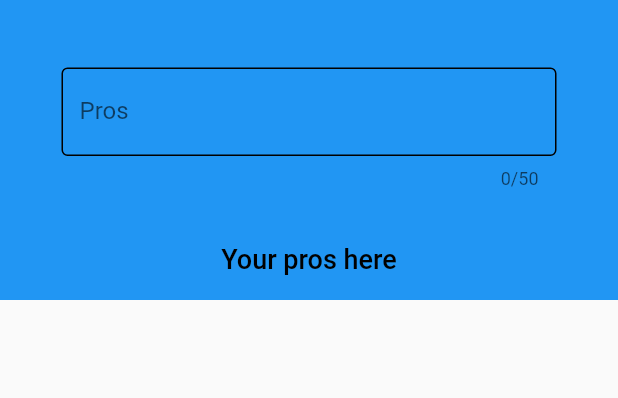
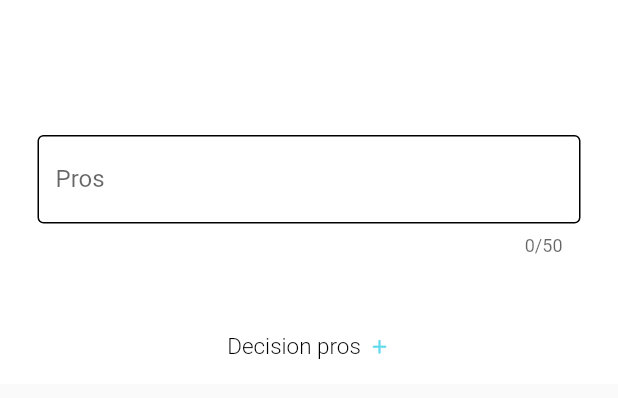
Before and after one commit to kaamosdao/decision_helper, a Flutter app: the ProsPage widget shown alone on an empty page, opened directly, on a phone screen of 412 x 824 dp. Shown: the top 398 px of the screen. Run offline on Flutter 3.47's test engine with Material 2 defaults, Android fonts, the phone set to English and light mode, and no system bars; our stand-ins replace bloc, equatable, flutter_bloc, syncfusion_flutter_charts.

Commit message:
refactor pros sliver

```diff
--- a/lib/UI/pages/pros_page.dart
+++ b/lib/UI/pages/pros_page.dart
@@ -1,6 +1,9 @@
 import 'package:decision_helper/UI/widgets/dismissible_pros.dart';
 import 'package:decision_helper/UI/widgets/forms/add_pros_form.dart';
+import 'package:decision_helper/UI/widgets/sliver_form_appbar.dart';
+import 'package:decision_helper/UI/widgets/sliver_title_appbar.dart';
 import 'package:decision_helper/bloc/decision_bloc.dart';
+import 'package:decision_helper/models/prosandcons_type_model.dart';
 import 'package:flutter/material.dart';
 import 'package:flutter_bloc/flutter_bloc.dart';
 
@@ -16,29 +19,11 @@ class ProsPage extends StatelessWidget {
       },
       child: CustomScrollView(
         slivers: [
-          const SliverAppBar(
-            toolbarHeight: 150,
-            expandedHeight: 200,
-            pinned: true,
-            automaticallyImplyLeading: false,
-            title: Padding(
-              padding: EdgeInsets.all(25),
-              child: AddProsForm(autofocus: false),
-            ),
-            flexibleSpace: FlexibleSpaceBar(
-              stretchModes: <StretchMode>[
-                StretchMode.fadeTitle,
-              ],
-              centerTitle: true,
-              expandedTitleScale: 1.5,
-              title: Text(
-                'Your pros here',
-                style: TextStyle(color: Colors.black, fontSize: 12),
-              ),
-              // background: AddProsForm(autofocus: false),
-            ),
+          const SliverFormAppbar(form: AddProsForm(autofocus: false)),
+          const SliverTitleAppbar(
+            title: 'Decision pros',
+            type: ProsAndConsType.pros,
           ),
-          // const SizedBox(height: 25),
           SliverList(
             delegate: SliverChildListDelegate(
               [
--- /dev/null
+++ b/lib/UI/widgets/sliver_form_appbar.dart
@@ -0,0 +1,28 @@
+import 'package:flutter/material.dart';
+
+class SliverFormAppbar extends StatelessWidget {
+  final Widget form;
+  const SliverFormAppbar({Key? key, required this.form}) : super(key: key);
+
+  @override
+  Widget build(BuildContext context) {
+    return SliverAppBar(
+      expandedHeight: 200,
+      automaticallyImplyLeading: false,
+      backgroundColor: Colors.white,
+      flexibleSpace: FlexibleSpaceBar(
+        stretchModes: const <StretchMode>[
+          StretchMode.fadeTitle,
+        ],
+        centerTitle: true,
+        expandedTitleScale: 1.5,
+        background: Center(
+          child: Padding(
+            padding: const EdgeInsets.only(top: 70, left: 25, right: 25),
+            child: form,
+          ),
+        ),
+      ),
+    );
+  }
+}
--- /dev/null
+++ b/lib/UI/widgets/sliver_title_appbar.dart
@@ -0,0 +1,50 @@
+import 'package:decision_helper/models/prosandcons_type_model.dart';
+import 'package:flutter/material.dart';
+
+class SliverTitleAppbar extends StatelessWidget {
+  final String title;
+  final ProsAndConsType type;
+  const SliverTitleAppbar({
+    Key? key,
+    required this.title,
+    required this.type,
+  }) : super(key: key);
+
+  @override
+  Widget build(BuildContext context) {
+    return SliverAppBar(
+      expandedHeight: 45,
+      pinned: true,
+      automaticallyImplyLeading: false,
+      backgroundColor: Colors.white,
+      flexibleSpace: FlexibleSpaceBar(
+        stretchModes: const <StretchMode>[
+          StretchMode.fadeTitle,
+        ],
+        centerTitle: true,
+        expandedTitleScale: 1.1,
+        title: Row(
+          mainAxisAlignment: MainAxisAlignment.center,
+          crossAxisAlignment: CrossAxisAlignment.center,
+          children: [
+            Text(
+              title,
+              style: const TextStyle(
+                  color: Colors.black,
+                  fontSize: 15,
+                  fontWeight: FontWeight.w300),
+            ),
+            const SizedBox(width: 5),
+            Icon(
+              type == ProsAndConsType.pros ? Icons.add : Icons.remove,
+              size: 15,
+              color: type == ProsAndConsType.pros
+                  ? const Color.fromARGB(255, 99, 217, 238)
+                  : const Color.fromARGB(255, 236, 120, 240),
+            )
+          ],
+        ),
+      ),
+    );
+  }
+}
--- /dev/null
+++ b/lib/models/prosandcons_type_model.dart
@@ -0,0 +1 @@
+enum ProsAndConsType { pros, cons }
```
Also changed, not shown: lib/main.dart (line endings or trailing spaces).
